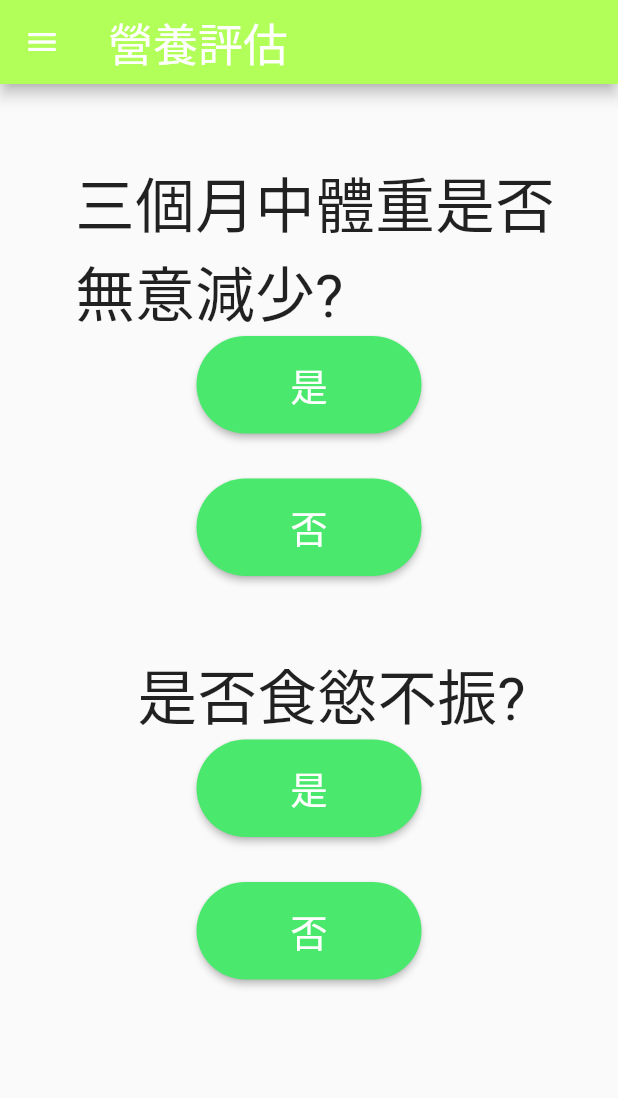
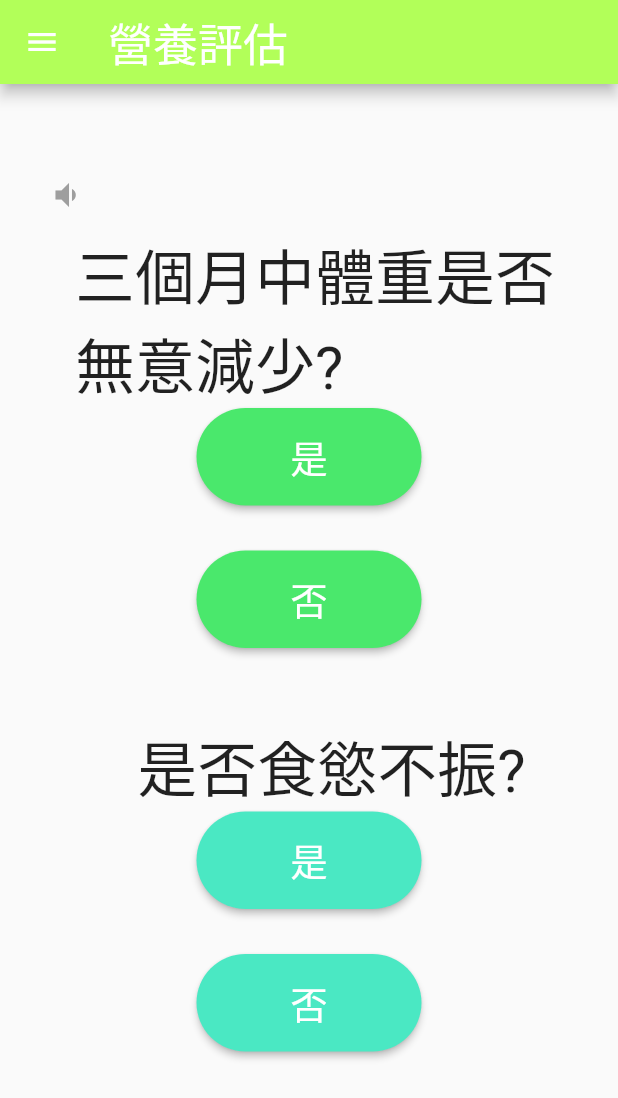
Before and after one commit to Hlunlun/ICOPE, a Flutter app: the Nutrition screen opened by its route, on a phone screen of 412 x 824 dp. Shown: the top 1098 px of the screen. Run offline on Flutter 3.47's test engine with Material 2 defaults, Android fonts, the phone set to English and light mode, and no system bars; our stand-ins replace flutter_dotenv, flutter_tts, permission_handler; missing offline and left inert: flutter_sound_lite, flutter_sound_web, sign_button.

Commit message:
Add files via upload

```diff
--- a/lib/screen/nutrition.dart
+++ b/lib/screen/nutrition.dart
@@ -1,6 +1,6 @@
 import 'package:flutter/material.dart';
 import '../record/flutter_tts.dart';
-import '../record/record.dart';
+import '../record/nutri_player.dart';
 
 //TODO : disabled -> once 3 months
 final TextEditingController nutriController=TextEditingController();
@@ -8,6 +8,10 @@ final TextEditingController NOController=TextEditingController();
 Color cursorColor = Color(0xFF50D781);
 Color fillColor = Color(0xFFC2F6C5);
 Color loginBtnColor = Color(0xff4ae86c);
+
+Color cursorColor1 = Color(0xFF50D3D7);
+Color fillColor1 = Color(0xFFC2F6EA);
+Color loginBtn = Color(0xff4ae8c3);
 class Nutrition extends StatefulWidget {
   const Nutrition({Key? key}) : super(key: key);
 
@@ -49,6 +53,7 @@ class _Nutrition extends State<Nutrition> {
         body:Column(
           children: [
             SizedBox(height: 50,),
+            nutriRecord(),
             Padding(
                 padding: EdgeInsets.fromLTRB(50, 0, 20, 0),
               child: Text('三個月中體重是否無意減少?',style: TextStyle(fontSize: 40),)
@@ -122,7 +127,7 @@ class _Nutrition extends State<Nutrition> {
                 style: ButtonStyle(
                   fixedSize: MaterialStateProperty.all(const Size(150,65.0)),
                   shape: MaterialStateProperty.all(RoundedRectangleBorder(borderRadius:BorderRadius.circular(60))),
-                  backgroundColor: MaterialStateProperty.all(loginBtnColor),
+                  backgroundColor: MaterialStateProperty.all(loginBtn),
                 ),
                 onPressed: (){
                   showDialog<String>(
@@ -150,7 +155,7 @@ class _Nutrition extends State<Nutrition> {
                 style: ButtonStyle(
                   fixedSize: MaterialStateProperty.all(const Size(150,65.0)),
                   shape: MaterialStateProperty.all(RoundedRectangleBorder(borderRadius:BorderRadius.circular(60))),
-                  backgroundColor: MaterialStateProperty.all(loginBtnColor),
+                  backgroundColor: MaterialStateProperty.all(loginBtn),
                 ),
                 onPressed: (){
                   showDialog<String>(
```
